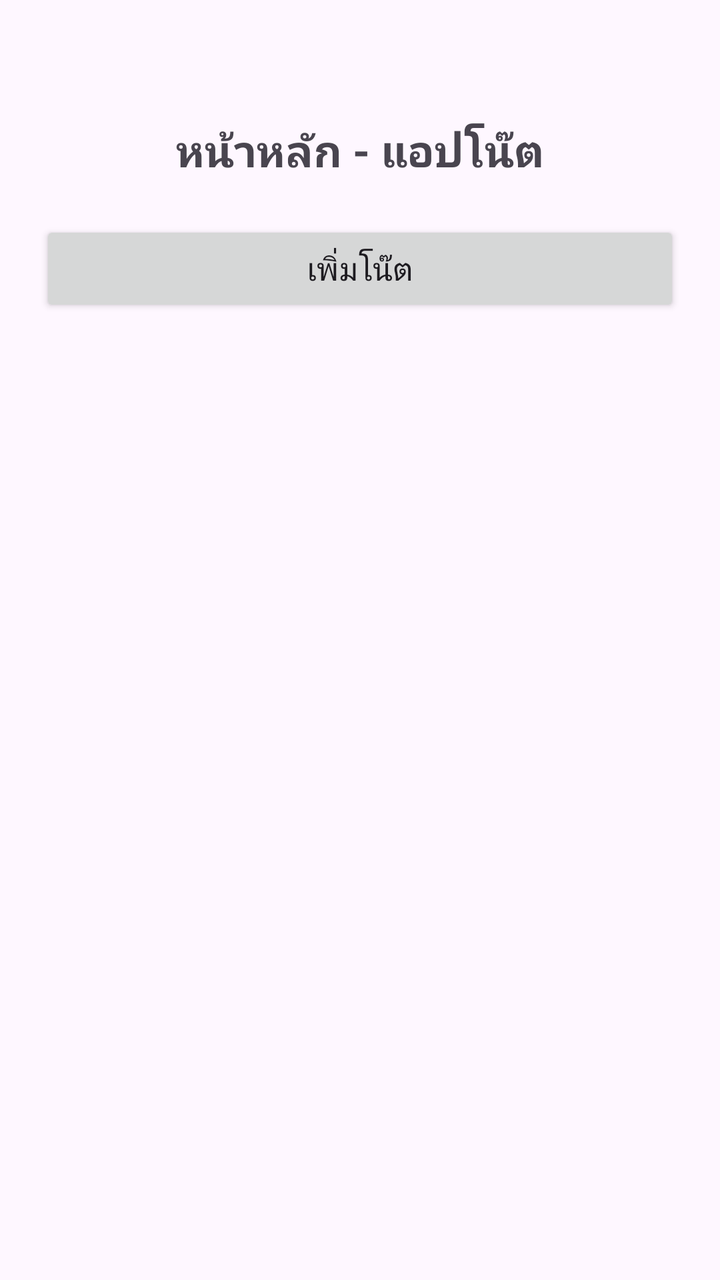
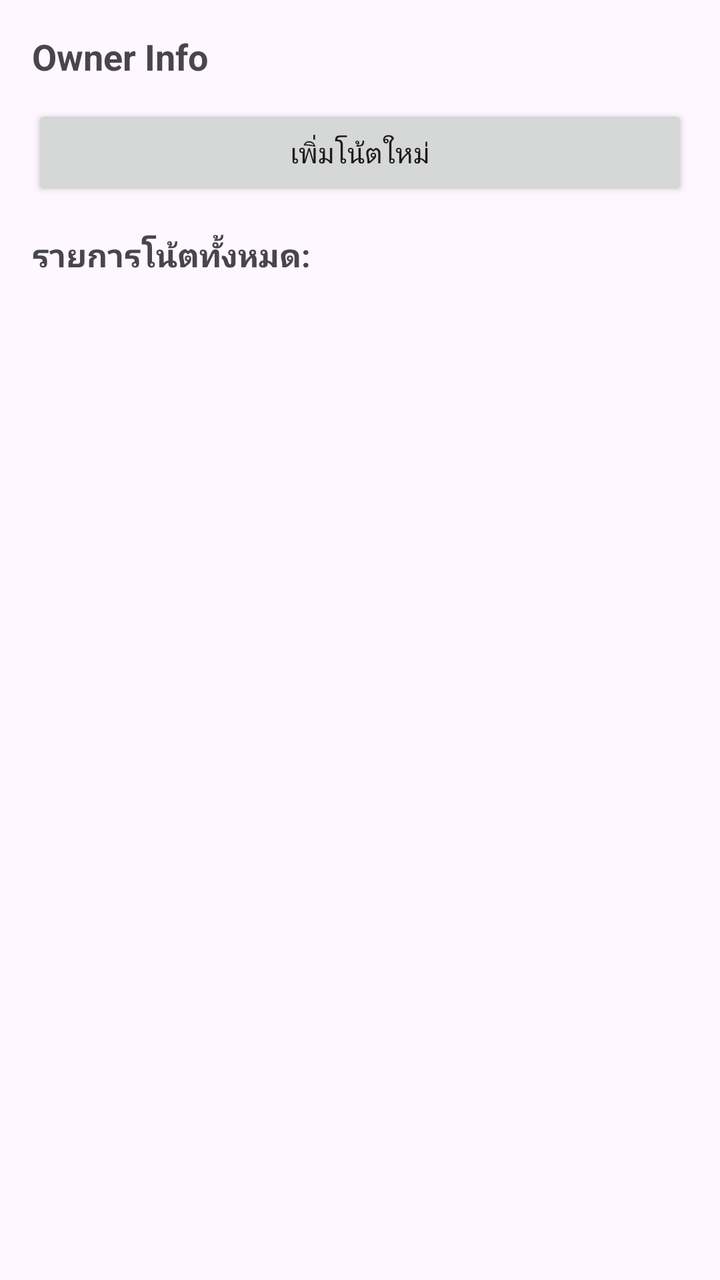

Two renders of the same Android screen: before a commit and after it. Below are the layout's source before the change and the commit's diff.
<!-- AndroidManifest.xml: application theme Theme.MyApplication -->
<!-- res/layout/activity_main.xml -->
<?xml version="1.0" encoding="utf-8"?>
<LinearLayout xmlns:android="http://schemas.android.com/apk/res/android"
    android:layout_width="match_parent"
    android:layout_height="match_parent"
    android:orientation="vertical"
    android:padding="20dp"
    android:gravity="center_horizontal">

    <TextView
        android:layout_width="wrap_content"
        android:layout_height="wrap_content"
        android:text="หน้าหลัก - แอปโน๊ต"
        android:textSize="22sp"
        android:textStyle="bold"
        android:layout_marginTop="40dp"
        android:layout_marginBottom="20dp" />

    <Button
        android:id="@+id/btnAddNote"
        android:layout_width="match_parent"
        android:layout_height="wrap_content"
        android:text="เพิ่มโน๊ต"
        android:textSize="16sp" />

</LinearLayout>
<!-- resources referenced by this layout -->
<resources>
  <style name="Theme.MyApplication" parent="Base.Theme.MyApplication" />
  <style name="Base.Theme.MyApplication" parent="Theme.Material3.DayNight.NoActionBar">
          
          
      </style>
</resources>

<!-- the commit's change to res/layout/activity_main.xml (unified diff, before → after) -->
@@ -3,23 +3,38 @@
     android:layout_width="match_parent"
     android:layout_height="match_parent"
     android:orientation="vertical"
-    android:padding="20dp"
-    android:gravity="center_horizontal">
+    android:padding="16dp">
 
+    
     <TextView
-        android:layout_width="wrap_content"
+        android:id="@+id/tvUserInfo"
+        android:layout_width="match_parent"
         android:layout_height="wrap_content"
-        android:text="หน้าหลัก - แอปโน๊ต"
-        android:textSize="22sp"
+        android:text="Owner Info"
+        android:textSize="18sp"
         android:textStyle="bold"
-        android:layout_marginTop="40dp"
-        android:layout_marginBottom="20dp" />
+        android:paddingBottom="12dp" />
 
     <Button
         android:id="@+id/btnAddNote"
         android:layout_width="match_parent"
         android:layout_height="wrap_content"
-        android:text="เพิ่มโน๊ต"
-        android:textSize="16sp" />
+        android:text="เพิ่มโน้ตใหม่" />
+
+    <TextView
+        android:layout_width="match_parent"
+        android:layout_height="wrap_content"
+        android:text="รายการโน้ตทั้งหมด:"
+        android:textSize="16sp"
+        android:textStyle="bold"
+        android:layout_marginTop="16dp" />
+
+    
+    <TextView
+        android:id="@+id/tvNoteList"
+        android:layout_width="match_parent"
+        android:layout_height="wrap_content"
+        android:textSize="14sp"
+        android:layout_marginTop="8dp" />
 
 </LinearLayout>
